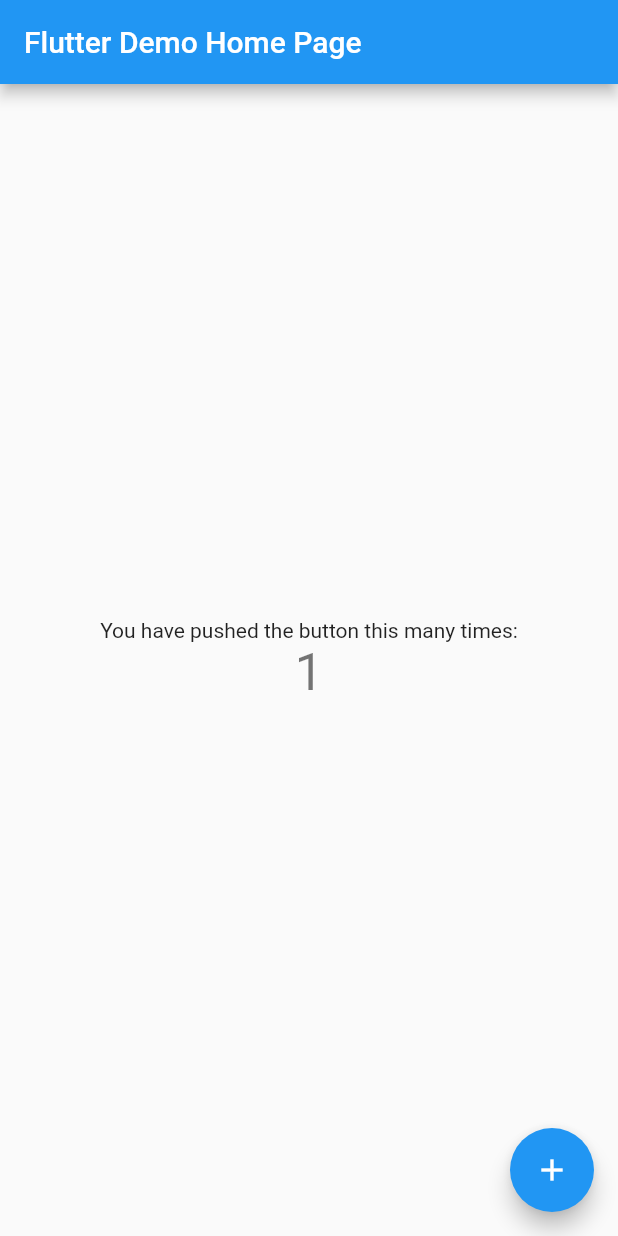
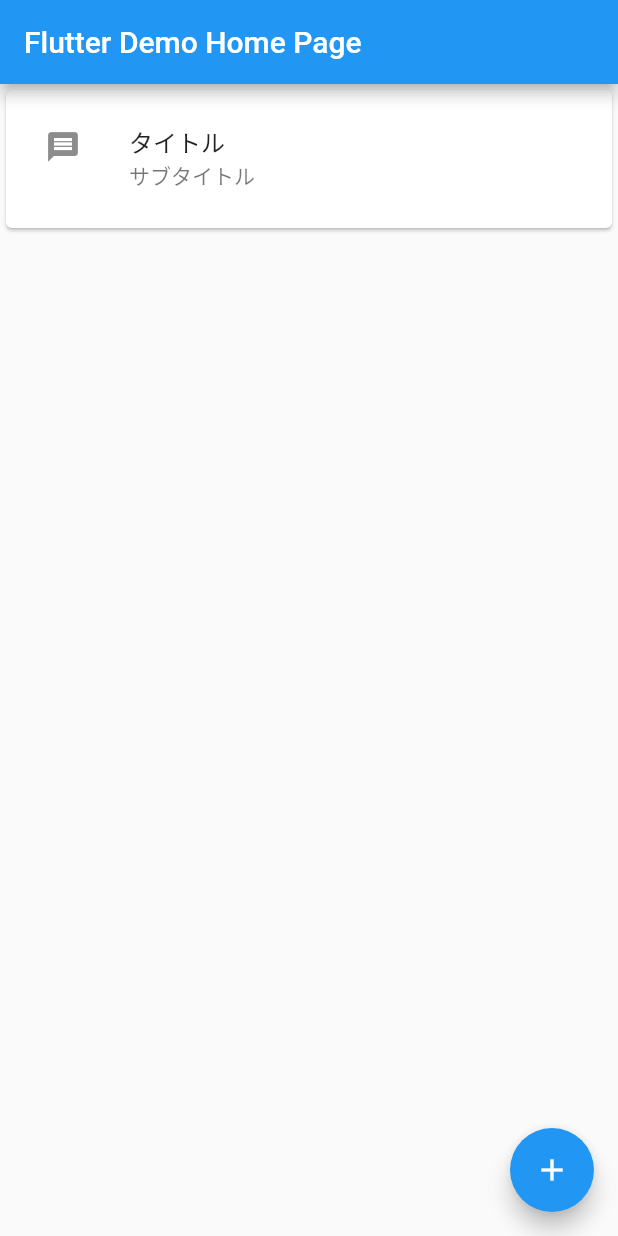
Before and after one commit to fnaoto/flutter_memo, a Flutter app: the screen it shows after launch, after a tap on the "add" icon, on a phone screen of 412 x 824 dp. Run offline on Flutter 3.47's test engine with Material 2 defaults, Android fonts, the phone set to English and light mode, and no system bars.

Commit message:
Add card view and delete comment.

```diff
--- /dev/null
+++ b/lib/cards.dart
@@ -0,0 +1,18 @@
+import 'package:flutter/material.dart';
+
+ListView cardList(int _count) => ListView(
+      children: List.generate(_count, (index) => _cardView(index)),
+    );
+
+Card _cardView(int index) => Card(
+      child: Column(children: <Widget>[
+        Container(
+          margin: EdgeInsets.all(10.0),
+          child: ListTile(
+            title: Text("タイトル"),
+            leading: Icon(Icons.message),
+            subtitle: Text("サブタイトル"),
+          ),
+        )
+      ]),
+    );
--- a/lib/main.dart
+++ b/lib/main.dart
@@ -1,23 +1,14 @@
 import 'package:flutter/material.dart';
+import 'cards.dart';
 
 void main() => runApp(MyApp());
 
 class MyApp extends StatelessWidget {
-  // This widget is the root of your application.
   @override
   Widget build(BuildContext context) {
     return MaterialApp(
       title: 'Flutter Demo',
       theme: ThemeData(
-        // This is the theme of your application.
-        //
-        // Try running your application with "flutter run". You'll see the
-        // application has a blue toolbar. Then, without quitting the app, try
-        // changing the primarySwatch below to Colors.green and then invoke
-        // "hot reload" (press "r" in the console where you ran "flutter run",
-        // or simply save your changes to "hot reload" in a Flutter IDE).
-        // Notice that the counter didn't reset back to zero; the application
-        // is not restarted.
         primarySwatch: Colors.blue,
       ),
       home: MyHomePage(title: 'Flutter Demo Home Page'),
@@ -27,15 +18,6 @@ class MyApp extends StatelessWidget {
 
 class MyHomePage extends StatefulWidget {
   MyHomePage({Key key, this.title}) : super(key: key);
-
-  // This widget is the home page of your application. It is stateful, meaning
-  // that it has a State object (defined below) that contains fields that affect
-  // how it looks.
-
-  // This class is the configuration for the state. It holds the values (in this
-  // case the title) provided by the parent (in this case the App widget) and
-  // used by the build method of the State. Fields in a Widget subclass are
-  // always marked "final".
 
   final String title;
 
@@ -48,64 +30,22 @@ class _MyHomePageState extends State<MyHomePage> {
 
   void _incrementCounter() {
     setState(() {
-      // This call to setState tells the Flutter framework that something has
-      // changed in this State, which causes it to rerun the build method below
-      // so that the display can reflect the updated values. If we changed
-      // _counter without calling setState(), then the build method would not be
-      // called again, and so nothing would appear to happen.
       _counter++;
     });
   }
 
   @override
   Widget build(BuildContext context) {
-    // This method is rerun every time setState is called, for instance as done
-    // by the _incrementCounter method above.
-    //
-    // The Flutter framework has been optimized to make rerunning build methods
-    // fast, so that you can just rebuild anything that needs updating rather
-    // than having to individually change instances of widgets.
     return Scaffold(
       appBar: AppBar(
-        // Here we take the value from the MyHomePage object that was created by
-        // the App.build method, and use it to set our appbar title.
         title: Text(widget.title),
       ),
-      body: Center(
-        // Center is a layout widget. It takes a single child and positions it
-        // in the middle of the parent.
-        child: Column(
-          // Column is also a layout widget. It takes a list of children and
-          // arranges them vertically. By default, it sizes itself to fit its
-          // children horizontally, and tries to be as tall as its parent.
-          //
-          // Invoke "debug painting" (press "p" in the console, choose the
-          // "Toggle Debug Paint" action from the Flutter Inspector in Android
-          // Studio, or the "Toggle Debug Paint" command in Visual Studio Code)
-          // to see the wireframe for each widget.
-          //
-          // Column has various properties to control how it sizes itself and
-          // how it positions its children. Here we use mainAxisAlignment to
-          // center the children vertically; the main axis here is the vertical
-          // axis because Columns are vertical (the cross axis would be
-          // horizontal).
-          mainAxisAlignment: MainAxisAlignment.center,
-          children: <Widget>[
-            Text(
-              'You have pushed the button this many times:',
-            ),
-            Text(
-              '$_counter',
-              style: Theme.of(context).textTheme.headline4,
-            ),
-          ],
-        ),
-      ),
+      body: cardList(_counter),
       floatingActionButton: FloatingActionButton(
         onPressed: _incrementCounter,
         tooltip: 'Increment',
         child: Icon(Icons.add),
-      ), // This trailing comma makes auto-formatting nicer for build methods.
+      ),
     );
   }
 }
```
